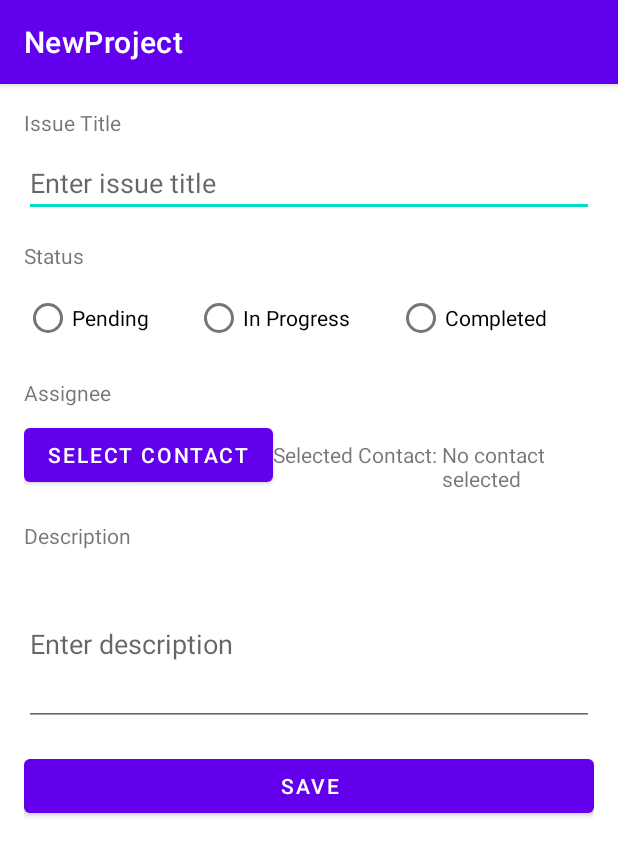
After one commit to aminsaedi/college-android-project, an Android app: the fragment IssueEditFragment shown on its own in the app's theme, on a phone screen of 412 x 824 dp. The commit adds this screen. Shown: the top 856 px of the screen. Run offline under Robolectric (Android 15) with nearby library versions, the phone set to English and light mode, and no system bars; our stand-ins replace Firebase (no records; nobody signed in at launch, a user with empty details on screens opened directly); 1 statement that could not run was skipped.

Commit message:
Added update feature to the class Issue

```diff
--- a/app/src/main/AndroidManifest.xml
+++ b/app/src/main/AndroidManifest.xml
@@ -1,6 +1,8 @@
 <?xml version="1.0" encoding="utf-8"?>
 <manifest xmlns:android="http://schemas.android.com/apk/res/android"
     xmlns:tools="http://schemas.android.com/tools">
+
+    <uses-permission android:name="android.permission.READ_CONTACTS" />
 
     <application
         android:allowBackup="true"
--- /dev/null
+++ b/app/src/main/java/com/example/newproject/ui/issueEdit/IssueCallback.java
@@ -0,0 +1,8 @@
+package com.example.newproject.ui.issueEdit;
+
+import com.example.newproject.models.Issue;
+
+public interface IssueCallback {
+    void onIssueReceived(Issue issue);
+    void onError(String error);
+}
--- /dev/null
+++ b/app/src/main/java/com/example/newproject/ui/issueEdit/IssueEditFragment.java
@@ -0,0 +1,126 @@
+package com.example.newproject.ui.issueEdit;
+
+import android.content.Intent;
+import android.database.Cursor;
+import android.net.Uri;
+import android.os.Bundle;
+
+import androidx.annotation.NonNull;
+import androidx.fragment.app.Fragment;
+
+import android.provider.ContactsContract;
+import android.view.LayoutInflater;
+import android.view.View;
+import android.view.ViewGroup;
+import android.widget.Button;
+import android.widget.TextView;
+
+import com.example.newproject.R;
+import com.example.newproject.databinding.FragmentHomeBinding;
+import com.example.newproject.databinding.FragmentIssueEditBinding;
+import com.example.newproject.models.Issue;
+
+public class IssueEditFragment extends Fragment {
+    private static final int CONTACT_PICKER_RESULT = 1001;
+    private TextView selectedContactTextView;
+    private FragmentIssueEditBinding binding;
+
+    private Issue selectedItem;
+
+    @Override
+    public View onCreateView(@NonNull LayoutInflater inflater,
+                             ViewGroup container, Bundle savedInstanceState) {
+
+
+        binding = FragmentIssueEditBinding.inflate(inflater, container, false);
+        View view = binding.getRoot();
+
+        String id = getArguments().getString("id");
+        Issue.getIssueById(id, new IssueCallback() {
+            @Override
+            public void onIssueReceived(Issue issue) {
+                selectedItem = issue;
+                binding.issueTitleEditText.setText(issue.getTitle());
+                binding.descriptionEditText.setText(issue.getDescription());
+                binding.selectedContactTextView.setText(issue.getAssignee());
+                // Map the status to the related radio button
+                switch (issue.getStatus()) {
+                    case PENDING:
+                        binding.radioPending.setChecked(true);
+                        break;
+                    case IN_PROGRESS:
+                        binding.radioInProgress.setChecked(true);
+                        break;
+                    case COMPLETED:
+                        binding.radioCompleted.setChecked(true);
+                        break;
+                }
+            }
+
+            @Override
+            public void onError(String error) {
+
+            }
+        });
+
+
+        // add event listener to the save button
+        binding.saveButton.setOnClickListener(new View.OnClickListener() {
+            @Override
+            public void onClick(View v) {
+                selectedItem.setTitle(binding.issueTitleEditText.getText().toString());
+                selectedItem.setDescription(binding.descriptionEditText.getText().toString());
+                if (binding.radioPending.isChecked()) {
+                    selectedItem.setStatus(Issue.Status.PENDING);
+                } else if (binding.radioInProgress.isChecked()) {
+                    selectedItem.setStatus(Issue.Status.IN_PROGRESS);
+                } else if (binding.radioCompleted.isChecked()) {
+                    selectedItem.setStatus(Issue.Status.COMPLETED);
+                }
+                selectedItem.setAssignee(selectedContactTextView.getText().toString());
+                selectedItem.save();
+                //navigate back to the home fragment
+                getActivity().onBackPressed();
+            }
+        });
+
+
+        selectedContactTextView = view.findViewById(R.id.selectedContactTextView);
+        Button selectContactButton = view.findViewById(R.id.selectContactButton);
+
+        selectContactButton.setOnClickListener(new View.OnClickListener() {
+            @Override
+            public void onClick(View v) {
+                // Launch the contact picker intent
+                Intent contactPickerIntent = new Intent(Intent.ACTION_PICK, ContactsContract.Contacts.CONTENT_URI);
+                startActivityForResult(contactPickerIntent, CONTACT_PICKER_RESULT);
+            }
+        });
+
+        return view;
+    }
+
+    @Override
+    public void onActivityResult(int requestCode, int resultCode, Intent data) {
+        if (requestCode == CONTACT_PICKER_RESULT) {
+            if (resultCode == getActivity().RESULT_OK) {
+                // Contact has been selected
+                Uri contactUri = data.getData();
+                Cursor cursor = getActivity().getContentResolver().query(contactUri, null, null, null, null);
+
+                if (cursor != null && cursor.moveToFirst()) {
+                    int nameColumnIndex = cursor.getColumnIndex(ContactsContract.CommonDataKinds.Phone.DISPLAY_NAME);
+                    String contactName = cursor.getString(nameColumnIndex);
+                    cursor.close();
+
+                    // Display the selected contact in your TextView
+                    selectedContactTextView.setText(contactName);
+                    if (selectedItem != null) {
+                        selectedItem.setAssignee(contactName);
+                    }
+                }
+            }
+        }
+    }
+
+}
--- a/app/src/main/res/layout/app_bar_main.xml
+++ b/app/src/main/res/layout/app_bar_main.xml
@@ -29,6 +29,6 @@
         android:layout_gravity="bottom|end"
         android:layout_marginEnd="@dimen/fab_margin"
         android:layout_marginBottom="16dp"
-        app:srcCompat="@android:drawable/ic_input_add" />
+        app:srcCompat="@android:drawable/ic_popup_sync" />
 
 </androidx.coordinatorlayout.widget.CoordinatorLayout>
--- a/app/src/main/res/layout/fragment_home.xml
+++ b/app/src/main/res/layout/fragment_home.xml
@@ -27,7 +27,7 @@
                 android:layout_width="match_parent"
                 android:layout_height="wrap_content"
                 android:padding="16dp"
-                android:text="Your Short Message"
+                android:text="Welcome to the Tracklit!"
                 android:textColor="@android:color/white"
                 android:textSize="18sp" />
 
--- /dev/null
+++ b/app/src/main/res/layout/fragment_issue_edit.xml
@@ -0,0 +1,130 @@
+<?xml version="1.0" encoding="utf-8"?>
+<FrameLayout xmlns:android="http://schemas.android.com/apk/res/android"
+    xmlns:tools="http://schemas.android.com/tools"
+    android:layout_width="match_parent"
+    android:layout_height="match_parent"
+    tools:context=".ui.issueEdit.IssueEditFragment">
+
+    <LinearLayout
+        android:layout_width="match_parent"
+        android:layout_height="match_parent"
+        android:orientation="vertical"
+        android:padding="16dp"
+        tools:context=".ui.issueEdit.IssueEditFragment">
+
+        <!-- Issue Title Text Field -->
+        <TextView
+            android:layout_width="wrap_content"
+            android:layout_height="wrap_content"
+            android:text="Issue Title"
+            android:layout_marginBottom="8dp" />
+
+        <EditText
+            android:id="@+id/issueTitleEditText"
+            android:layout_width="match_parent"
+            android:layout_height="wrap_content"
+            android:hint="Enter issue title"
+            android:inputType="text"
+            android:layout_marginBottom="16dp" />
+
+        <!-- Status Radio Group -->
+        <TextView
+            android:layout_width="wrap_content"
+            android:layout_height="wrap_content"
+            android:text="Status"
+            android:layout_marginBottom="8dp" />
+
+        <RadioGroup
+            android:id="@+id/statusRadioGroup"
+            android:layout_width="match_parent"
+            android:layout_height="wrap_content"
+            android:orientation="horizontal"
+            android:layout_marginBottom="16dp">
+
+            <RadioButton
+                android:id="@+id/radioPending"
+                android:layout_width="wrap_content"
+                android:layout_height="wrap_content"
+                android:text="Pending"
+                android:layout_weight="1" />
+
+            <RadioButton
+                android:id="@+id/radioInProgress"
+                android:layout_width="wrap_content"
+                android:layout_height="wrap_content"
+                android:text="In Progress"
+                android:layout_weight="1" />
+
+            <RadioButton
+                android:id="@+id/radioCompleted"
+                android:layout_width="wrap_content"
+                android:layout_height="wrap_content"
+                android:text="Completed"
+                android:layout_weight="1" />
+        </RadioGroup>
+
+        <!-- Assignee Selector -->
+        <TextView
+            android:layout_width="wrap_content"
+            android:layout_height="wrap_content"
+            android:text="Assignee"
+            android:layout_marginBottom="8dp" />
+
+        <!-- You can implement this component to select an assignee from phone contacts list here -->
+        <LinearLayout
+            android:layout_width="match_parent"
+            android:layout_height="wrap_content">
+
+            <Button
+                android:id="@+id/selectContactButton"
+                android:layout_width="wrap_content"
+                android:layout_height="wrap_content"
+                android:text="Select Contact" />
+
+            <TextView
+                android:layout_width="wrap_content"
+                android:layout_height="wrap_content"
+                android:text="Selected Contact: " />
+
+            <TextView
+                android:id="@+id/selectedContactTextView"
+                android:layout_width="wrap_content"
+                android:layout_height="wrap_content"
+                android:text="No contact selected" />
+
+        </LinearLayout>
+
+        <!-- Description Text Area -->
+        <TextView
+            android:layout_width="wrap_content"
+            android:layout_height="wrap_content"
+            android:text="Description"
+            android:layout_marginTop="20dp"
+            android:layout_marginBottom="8dp" />
+
+        <EditText
+            android:id="@+id/descriptionEditText"
+            android:layout_width="match_parent"
+            android:layout_height="wrap_content"
+            android:hint="Enter description"
+            android:inputType="textMultiLine"
+            android:lines="4"
+            android:layout_marginBottom="16dp" />
+
+        <LinearLayout
+            android:layout_width="match_parent"
+            android:layout_height="wrap_content"
+            android:orientation="horizontal">
+
+            <Button
+                android:id="@+id/saveButton"
+                android:layout_width="0dp"
+                android:layout_height="wrap_content"
+                android:layout_weight="1"
+                android:text="Save" />
+
+
+        </LinearLayout>
+    </LinearLayout>
+
+</FrameLayout>
--- a/app/src/main/res/navigation/mobile_navigation.xml
+++ b/app/src/main/res/navigation/mobile_navigation.xml
@@ -22,4 +22,10 @@
         android:name="com.example.newproject.ui.slideshow.SlideshowFragment"
         android:label="@string/menu_members"
         tools:layout="@layout/fragment_slideshow" />
+
+    <fragment
+        android:id="@+id/nav_issue_edit"
+        android:name="com.example.newproject.ui.issueEdit.IssueEditFragment"
+        android:label="@string/menu_issue_edit"
+        tools:layout="@layout/fragment_issue_edit" />
 </navigation>
--- a/app/src/main/res/values/colors.xml
+++ b/app/src/main/res/values/colors.xml
@@ -7,8 +7,11 @@
     <color name="teal_700">#FF018786</color>
     <color name="black">#FF000000</color>
     <color name="white">#FFFFFFFF</color>
-    <color name="color1">#00A9FF</color>
+    <color name="color1">#FF6200EE</color>
     <color name="color2">#89CFF3</color>
     <color name="color3">#A0E9FF</color>
     <color name="color4">#CDF5FD</color>
+    <color name="titleColor">#000000</color> <!-- Black for the title -->
+    <color name="labelColor">#555555</color> <!-- Gray for labels -->
+    <color name="textColor">#333333</color>  <!-- Dark gray for text -->
 </resources>
--- a/app/src/main/res/values/strings.xml
+++ b/app/src/main/res/values/strings.xml
@@ -10,4 +10,7 @@
     <string name="menu_issues">Issues</string>
     <string name="menu_categories">Categories</string>
     <string name="menu_members">Members</string>
+    <string name="menu_issue_edit">Issue Edit</string>
+    <!-- TODO: Remove or change this placeholder text -->
+    <string name="hello_blank_fragment">Hello blank fragment</string>
 </resources>
```
Also changed, not shown: app/src/main/java/com/example/newproject/MainActivity.java (+14 -0 lines), app/src/main/java/com/example/newproject/models/Issue.java (added, +177 -0 lines), app/src/main/java/com/example/newproject/ui/home/HomeFragment.java (+17 -10 lines), app/src/main/java/com/example/newproject/ui/home/MyAdapter.java (+24 -17 lines), app/src/main/res/layout/item_layout.xml (+46 -5 lines).
